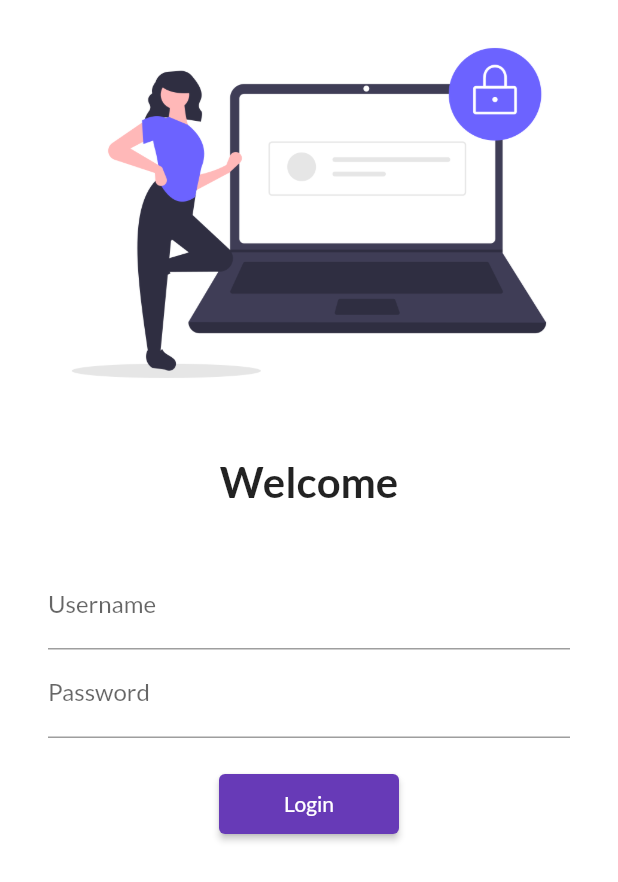
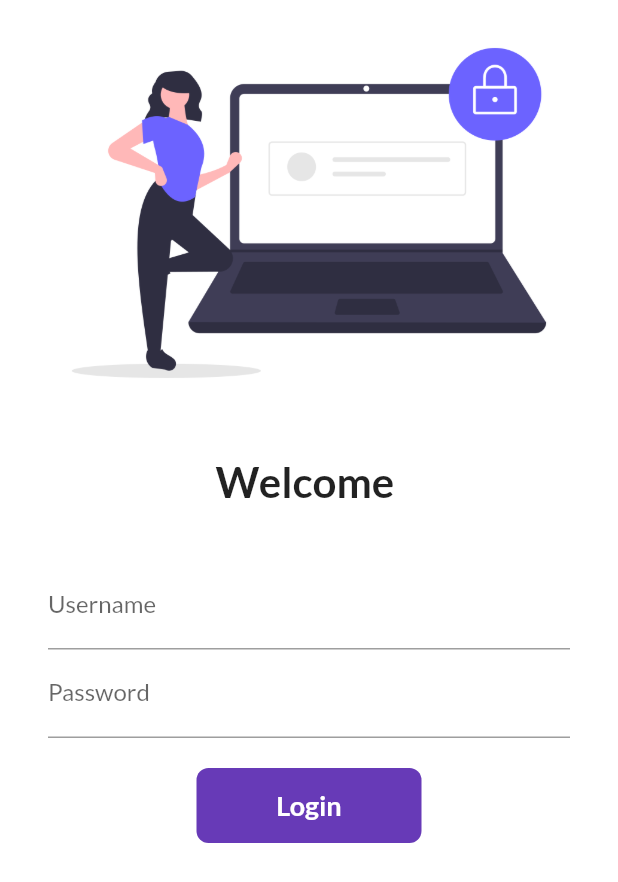
Before and after one commit to RajSukruthParavasthu/Flutter-App, a Flutter app: the screen it shows after launch, on a phone screen of 412 x 824 dp. Shown: the top 882 px of the screen. Run offline on Flutter 3.47's test engine with Material 2 defaults, Android fonts, the phone set to English and light mode, and no system bars; our stand-ins replace google_fonts.

Commit message:
Day 6 Completed

```diff
--- a/lib/pages/login_page.dart
+++ b/lib/pages/login_page.dart
@@ -3,7 +3,14 @@
 import 'package:flutter/material.dart';
 import 'package:learningdart/utils/routes.dart';
 
-class LoginPage extends StatelessWidget {
+class LoginPage extends StatefulWidget {
+  @override
+  State<LoginPage> createState() => _LoginPageState();
+}
+
+class _LoginPageState extends State<LoginPage> {
+  String name = "";
+  bool changeButton = false;
   @override
   Widget build(BuildContext context) {
     return Material(
@@ -19,7 +26,7 @@ class LoginPage extends StatelessWidget {
                 height: 20.0,
               ),
               Text(
-                "Welcome",
+                "Welcome $name",
                 style: TextStyle(
                   fontSize: 28,
                   fontWeight: FontWeight.bold,
@@ -38,6 +45,10 @@ class LoginPage extends StatelessWidget {
                         hintText: "Enter Username",
                         labelText: "Username",
                       ),
+                      onChanged: (value) {
+                        name = value;
+                        setState(() {});
+                      },
                     ),
                     TextFormField(
                       obscureText: true,
@@ -47,13 +58,44 @@ class LoginPage extends StatelessWidget {
                     SizedBox(
                       height: 20.0,
                     ),
-                    ElevatedButton(
-                      onPressed: () {
+                    InkWell(
+                      onTap: () async {
+                        setState(() {
+                          changeButton = true;
+                        });
+                        await Future.delayed(Duration(seconds: 1));
                         Navigator.pushNamed(context, MyRoutes.homeRoute);
                       },
-                      child: Text("Login"),
-                      style: TextButton.styleFrom(minimumSize: Size(120, 40)),
+                      child: AnimatedContainer(
+                        duration: Duration(seconds: 1),
+                        width: changeButton ? 50 : 150,
+                        height: 50,
+                        alignment: Alignment.center,
+                        child: changeButton
+                            ? Icon(
+                                Icons.done,
+                                color: Colors.white,
+                              )
+                            : Text(
+                                "Login",
+                                style: TextStyle(
+                                    color: Colors.white,
+                                    fontWeight: FontWeight.bold,
+                                    fontSize: 18),
+                              ),
+                        decoration: BoxDecoration(
+                            color: Colors.deepPurple,
+                            borderRadius:
+                                BorderRadius.circular(changeButton ? 50 : 8)),
+                      ),
                     )
+                    // ElevatedButton(
+                    //   onPressed: () {
+                    //     Navigator.pushNamed(context, MyRoutes.homeRoute);
+                    //   },
+                    //   child: Text("Login"),
+                    //   style: TextButton.styleFrom(minimumSize: Size(120, 40)),
+                    // )
                   ],
                 ),
               )
```
